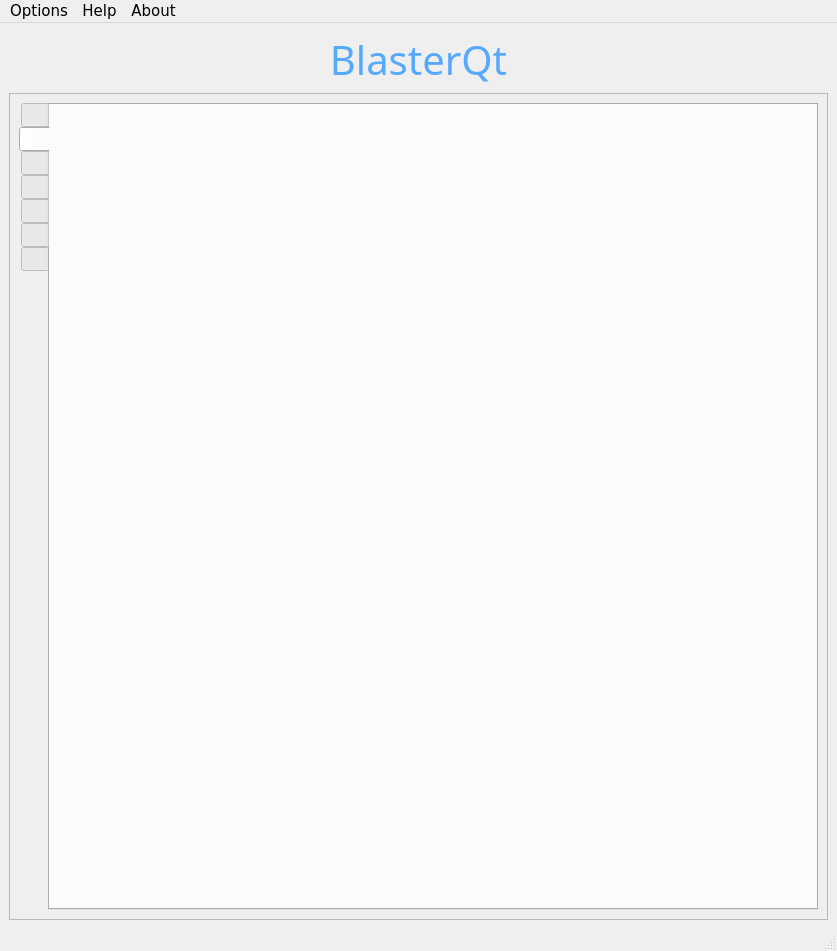
Before: the Qt Designer form blaster.ui in snowformatics/BlasterQt, drawn with Qt 5.
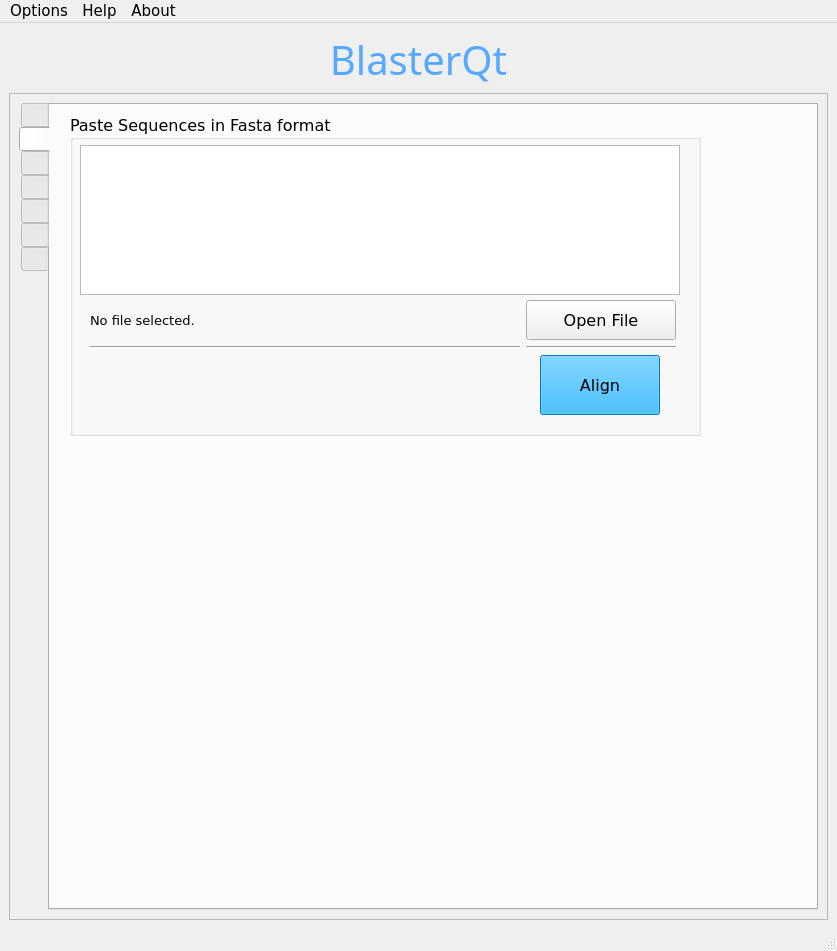
After: the same form once the commit is applied. The open tabs and pages were chosen to show the change. Icons and pictures are not drawn.

```diff
--- a/blaster.ui
+++ b/blaster.ui
@@ -706,6 +706,574 @@
            <attribute name="title">
             <string/>
            </attribute>
+           <widget class="QGroupBox" name="groupBox_8">
+            <property name="geometry">
+             <rect>
+              <x>20</x>
+              <y>10</y>
+              <width>631</width>
+              <height>321</height>
+             </rect>
+            </property>
+            <property name="minimumSize">
+             <size>
+              <width>200</width>
+              <height>300</height>
+             </size>
+            </property>
+            <property name="autoFillBackground">
+             <bool>false</bool>
+            </property>
+            <property name="title">
+             <string>Paste Sequences in Fasta format</string>
+            </property>
+            <property name="flat">
+             <bool>false</bool>
+            </property>
+            <widget class="QPlainTextEdit" name="plainTextEdit_7">
+             <property name="geometry">
+              <rect>
+               <x>10</x>
+               <y>30</y>
+               <width>600</width>
+               <height>150</height>
+              </rect>
+             </property>
+             <property name="inputMethodHints">
+              <set>Qt::ImhNone</set>
+             </property>
+            </widget>
+            <widget class="QWidget" name="layoutWidget_9">
+             <property name="geometry">
+              <rect>
+               <x>10</x>
+               <y>180</y>
+               <width>601</width>
+               <height>61</height>
+              </rect>
+             </property>
+             <layout class="QGridLayout" name="gridLayout_11">
+              <property name="leftMargin">
+               <number>10</number>
+              </property>
+              <property name="topMargin">
+               <number>5</number>
+              </property>
+              <property name="rightMargin">
+               <number>5</number>
+              </property>
+              <property name="bottomMargin">
+               <number>5</number>
+              </property>
+              <item row="0" column="0">
+               <widget class="QLabel" name="label_24">
+                <property name="font">
+                 <font>
+                  <pointsize>10</pointsize>
+                 </font>
+                </property>
+                <property name="text">
+                 <string>No file selected.</string>
+                </property>
+               </widget>
+              </item>
+              <item row="0" column="1">
+               <widget class="QPushButton" name="pushButton_10">
+                <property name="minimumSize">
+                 <size>
+                  <width>150</width>
+                  <height>40</height>
+                 </size>
+                </property>
+                <property name="maximumSize">
+                 <size>
+                  <width>150</width>
+                  <height>40</height>
+                 </size>
+                </property>
+                <property name="text">
+                 <string>Open File</string>
+                </property>
+                <property name="icon">
+                 <iconset resource="../Resources/blaster.qrc">
+                  <normaloff>:/Icons/Filesystem-folder-grey-open-icon.png</normaloff>:/Icons/Filesystem-folder-grey-open-icon.png</iconset>
+                </property>
+                <property name="iconSize">
+                 <size>
+                  <width>32</width>
+                  <height>32</height>
+                 </size>
+                </property>
+               </widget>
+              </item>
+              <item row="1" column="0">
+               <widget class="Line" name="line_10">
+                <property name="orientation">
+                 <enum>Qt::Horizontal</enum>
+                </property>
+               </widget>
+              </item>
+              <item row="1" column="1">
+               <widget class="Line" name="line_11">
+                <property name="orientation">
+                 <enum>Qt::Horizontal</enum>
+                </property>
+               </widget>
+              </item>
+             </layout>
+            </widget>
+            <widget class="QPushButton" name="pushButton_11">
+             <property name="geometry">
+              <rect>
+               <x>470</x>
+               <y>240</y>
+               <width>120</width>
+               <height>60</height>
+              </rect>
+             </property>
+             <property name="minimumSize">
+              <size>
+               <width>120</width>
+               <height>60</height>
+              </size>
+             </property>
+             <property name="maximumSize">
+              <size>
+               <width>120</width>
+               <height>60</height>
+              </size>
+             </property>
+             <property name="palette">
+              <palette>
+               <active>
+                <colorrole role="WindowText">
+                 <brush brushstyle="SolidPattern">
+                  <color alpha="255">
+                   <red>0</red>
+                   <green>0</green>
+                   <blue>0</blue>
+                  </color>
+                 </brush>
+                </colorrole>
+                <colorrole role="Button">
+                 <brush brushstyle="SolidPattern">
+                  <color alpha="255">
+                   <red>0</red>
+                   <green>170</green>
+                   <blue>255</blue>
+                  </color>
+                 </brush>
+                </colorrole>
+                <colorrole role="Light">
+                 <brush brushstyle="SolidPattern">
+                  <color alpha="255">
+                   <red>127</red>
+                   <green>213</green>
+                   <blue>255</blue>
+                  </color>
+                 </brush>
+                </colorrole>
+                <colorrole role="Midlight">
+                 <brush brushstyle="SolidPattern">
+                  <color alpha="255">
+                   <red>63</red>
+                   <green>191</green>
+                   <blue>255</blue>
+                  </color>
+                 </brush>
+                </colorrole>
+                <colorrole role="Dark">
+                 <brush brushstyle="SolidPattern">
+                  <color alpha="255">
+                   <red>0</red>
+                   <green>85</green>
+                   <blue>127</blue>
+                  </color>
+                 </brush>
+                </colorrole>
+                <colorrole role="Mid">
+                 <brush brushstyle="SolidPattern">
+                  <color alpha="255">
+                   <red>0</red>
+                   <green>113</green>
+                   <blue>170</blue>
+                  </color>
+                 </brush>
+                </colorrole>
+                <colorrole role="Text">
+                 <brush brushstyle="SolidPattern">
+                  <color alpha="255">
+                   <red>0</red>
+                   <green>0</green>
+                   <blue>0</blue>
+                  </color>
+                 </brush>
+                </colorrole>
+                <colorrole role="BrightText">
+                 <brush brushstyle="SolidPattern">
+                  <color alpha="255">
+                   <red>255</red>
+                   <green>255</green>
+                   <blue>255</blue>
+                  </color>
+                 </brush>
+                </colorrole>
+                <colorrole role="ButtonText">
+                 <brush brushstyle="SolidPattern">
+                  <color alpha="255">
+                   <red>0</red>
+                   <green>0</green>
+                   <blue>0</blue>
+                  </color>
+                 </brush>
+                </colorrole>
+                <colorrole role="Base">
+                 <brush brushstyle="SolidPattern">
+                  <color alpha="255">
+                   <red>255</red>
+                   <green>255</green>
+                   <blue>255</blue>
+                  </color>
+                 </brush>
+                </colorrole>
+                <colorrole role="Window">
+                 <brush brushstyle="SolidPattern">
+                  <color alpha="255">
+                   <red>0</red>
+                   <green>170</green>
+                   <blue>255</blue>
+                  </color>
+                 </brush>
+                </colorrole>
+                <colorrole role="Shadow">
+                 <brush brushstyle="SolidPattern">
+                  <color alpha="255">
+                   <red>0</red>
+                   <green>0</green>
+                   <blue>0</blue>
+                  </color>
+                 </brush>
+                </colorrole>
+                <colorrole role="AlternateBase">
+                 <brush brushstyle="SolidPattern">
+                  <color alpha="255">
+                   <red>127</red>
+                   <green>212</green>
+                   <blue>255</blue>
+                  </color>
+                 </brush>
+                </colorrole>
+                <colorrole role="ToolTipBase">
+                 <brush brushstyle="SolidPattern">
+                  <color alpha="255">
+                   <red>255</red>
+                   <green>255</green>
+                   <blue>220</blue>
+                  </color>
+                 </brush>
+                </colorrole>
+                <colorrole role="ToolTipText">
+                 <brush brushstyle="SolidPattern">
+                  <color alpha="255">
+                   <red>0</red>
+                   <green>0</green>
+                   <blue>0</blue>
+                  </color>
+                 </brush>
+                </colorrole>
+               </active>
+               <inactive>
+                <colorrole role="WindowText">
+                 <brush brushstyle="SolidPattern">
+                  <color alpha="255">
+                   <red>0</red>
+                   <green>0</green>
+                   <blue>0</blue>
+                  </color>
+                 </brush>
+                </colorrole>
+                <colorrole role="Button">
+                 <brush brushstyle="SolidPattern">
+                  <color alpha="255">
+                   <red>0</red>
+                   <green>170</green>
+                   <blue>255</blue>
+                  </color>
+                 </brush>
+                </colorrole>
+                <colorrole role="Light">
+                 <brush brushstyle="SolidPattern">
+                  <color alpha="255">
+                   <red>127</red>
+                   <green>213</green>
+                   <blue>255</blue>
+                  </color>
+                 </brush>
+                </colorrole>
+                <colorrole role="Midlight">
+                 <brush brushstyle="SolidPattern">
+                  <color alpha="255">
+                   <red>63</red>
+                   <green>191</green>
+                   <blue>255</blue>
+                  </color>
+                 </brush>
+                </colorrole>
+                <colorrole role="Dark">
+                 <brush brushstyle="SolidPattern">
+                  <color alpha="255">
+                   <red>0</red>
+                   <green>85</green>
+                   <blue>127</blue>
+                  </color>
+                 </brush>
+                </colorrole>
+                <colorrole role="Mid">
+                 <brush brushstyle="SolidPattern">
+                  <color alpha="255">
+                   <red>0</red>
+                   <green>113</green>
+                   <blue>170</blue>
+                  </color>
+                 </brush>
+                </colorrole>
+                <colorrole role="Text">
+                 <brush brushstyle="SolidPattern">
+                  <color alpha="255">
+                   <red>0</red>
+                   <green>0</green>
+                   <blue>0</blue>
+                  </color>
+                 </brush>
+                </colorrole>
+                <colorrole role="BrightText">
+                 <brush brushstyle="SolidPattern">
+                  <color alpha="255">
+                   <red>255</red>
+                   <green>255</green>
+                   <blue>255</blue>
+                  </color>
+                 </brush>
+                </colorrole>
+                <colorrole role="ButtonText">
+                 <brush brushstyle="SolidPattern">
+                  <color alpha="255">
+                   <red>0</red>
+                   <green>0</green>
+                   <blue>0</blue>
+                  </color>
+                 </brush>
+                </colorrole>
+                <colorrole role="Base">
+                 <brush brushstyle="SolidPattern">
+                  <color alpha="255">
+                   <red>255</red>
+                   <green>255</green>
+                   <blue>255</blue>
+                  </color>
+                 </brush>
+                </colorrole>
+                <colorrole role="Window">
+                 <brush brushstyle="SolidPattern">
+                  <color alpha="255">
+                   <red>0</red>
+                   <green>170</green>
+                   <blue>255</blue>
+                  </color>
+                 </brush>
+                </colorrole>
+                <colorrole role="Shadow">
+                 <brush brushstyle="SolidPattern">
+                  <color alpha="255">
+                   <red>0</red>
+                   <green>0</green>
+                   <blue>0</blue>
+                  </color>
+                 </brush>
+                </colorrole>
+                <colorrole role="AlternateBase">
+                 <brush brushstyle="SolidPattern">
+                  <color alpha="255">
+                   <red>127</red>
+                   <green>212</green>
+                   <blue>255</blue>
+                  </color>
+                 </brush>
+                </colorrole>
+                <colorrole role="ToolTipBase">
+                 <brush brushstyle="SolidPattern">
+                  <color alpha="255">
+                   <red>255</red>
+                   <green>255</green>
+                   <blue>220</blue>
+                  </color>
+                 </brush>
+                </colorrole>
+                <colorrole role="ToolTipText">
+                 <brush brushstyle="SolidPattern">
+                  <color alpha="255">
+                   <red>0</red>
+                   <green>0</green>
+                   <blue>0</blue>
+                  </color>
+                 </brush>
+                </colorrole>
+               </inactive>
+               <disabled>
+                <colorrole role="WindowText">
+                 <brush brushstyle="SolidPattern">
+                  <color alpha="255">
+                   <red>0</red>
+                   <green>85</green>
+                   <blue>127</blue>
+                  </color>
+                 </brush>
+                </colorrole>
+                <colorrole role="Button">
+                 <brush brushstyle="SolidPattern">
+                  <color alpha="255">
+                   <red>0</red>
+                   <green>170</green>
+                   <blue>255</blue>
+                  </color>
+                 </brush>
+                </colorrole>
+                <colorrole role="Light">
+                 <brush brushstyle="SolidPattern">
+                  <color alpha="255">
+                   <red>127</red>
+                   <green>213</green>
+                   <blue>255</blue>
+                  </color>
+                 </brush>
+                </colorrole>
+                <colorrole role="Midlight">
+                 <brush brushstyle="SolidPattern">
+                  <color alpha="255">
+                   <red>63</red>
+                   <green>191</green>
+                   <blue>255</blue>
+                  </color>
+                 </brush>
+                </colorrole>
+                <colorrole role="Dark">
+                 <brush brushstyle="SolidPattern">
+                  <color alpha="255">
+                   <red>0</red>
+                   <green>85</green>
+                   <blue>127</blue>
+                  </color>
+                 </brush>
+                </colorrole>
+                <colorrole role="Mid">
+                 <brush brushstyle="SolidPattern">
+                  <color alpha="255">
+                   <red>0</red>
+                   <green>113</green>
+                   <blue>170</blue>
+                  </color>
+                 </brush>
+                </colorrole>
+                <colorrole role="Text">
+                 <brush brushstyle="SolidPattern">
+                  <color alpha="255">
+                   <red>0</red>
+                   <green>85</green>
+                   <blue>127</blue>
+                  </color>
+                 </brush>
+                </colorrole>
+                <colorrole role="BrightText">
+                 <brush brushstyle="SolidPattern">
+                  <color alpha="255">
+                   <red>255</red>
+                   <green>255</green>
+                   <blue>255</blue>
+                  </color>
+                 </brush>
+                </colorrole>
+                <colorrole role="ButtonText">
+                 <brush brushstyle="SolidPattern">
+                  <color alpha="255">
+                   <red>0</red>
+                   <green>85</green>
+                   <blue>127</blue>
+                  </color>
+                 </brush>
+                </colorrole>
+                <colorrole role="Base">
+                 <brush brushstyle="SolidPattern">
+                  <color alpha="255">
+                   <red>0</red>
+                   <green>170</green>
+                   <blue>255</blue>
+                  </color>
+                 </brush>
+                </colorrole>
+                <colorrole role="Window">
+                 <brush brushstyle="SolidPattern">
+                  <color alpha="255">
+                   <red>0</red>
+                   <green>170</green>
+                   <blue>255</blue>
+                  </color>
+                 </brush>
+                </colorrole>
+                <colorrole role="Shadow">
+                 <brush brushstyle="SolidPattern">
+                  <color alpha="255">
+                   <red>0</red>
+                   <green>0</green>
+                   <blue>0</blue>
+                  </color>
+                 </brush>
+                </colorrole>
+                <colorrole role="AlternateBase">
+                 <brush brushstyle="SolidPattern">
+                  <color alpha="255">
+                   <red>0</red>
+                   <green>170</green>
+                   <blue>255</blue>
+                  </color>
+                 </brush>
+                </colorrole>
+                <colorrole role="ToolTipBase">
+                 <brush brushstyle="SolidPattern">
+                  <color alpha="255">
+                   <red>255</red>
+                   <green>255</green>
+                   <blue>220</blue>
+                  </color>
+                 </brush>
+                </colorrole>
+                <colorrole role="ToolTipText">
+                 <brush brushstyle="SolidPattern">
+                  <color alpha="255">
+                   <red>0</red>
+                   <green>0</green>
+                   <blue>0</blue>
+                  </color>
+                 </brush>
+                </colorrole>
+               </disabled>
+              </palette>
+             </property>
+             <property name="font">
+              <font>
+               <pointsize>12</pointsize>
+              </font>
+             </property>
+             <property name="text">
+              <string>Align</string>
+             </property>
+             <property name="autoDefault">
+              <bool>false</bool>
+             </property>
+             <property name="default">
+              <bool>false</bool>
+             </property>
+            </widget>
+           </widget>
           </widget>
           <widget class="QWidget" name="tab_3">
            <attribute name="icon">
```
Left out of the diff: 295 changed lines with no effect on the pictures.
